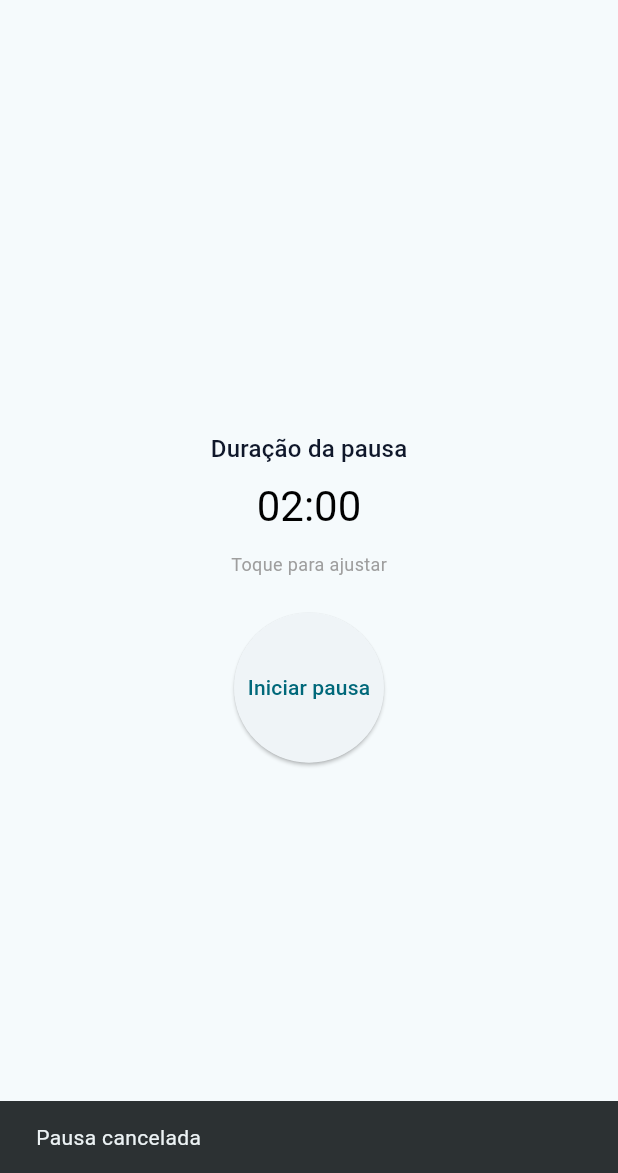
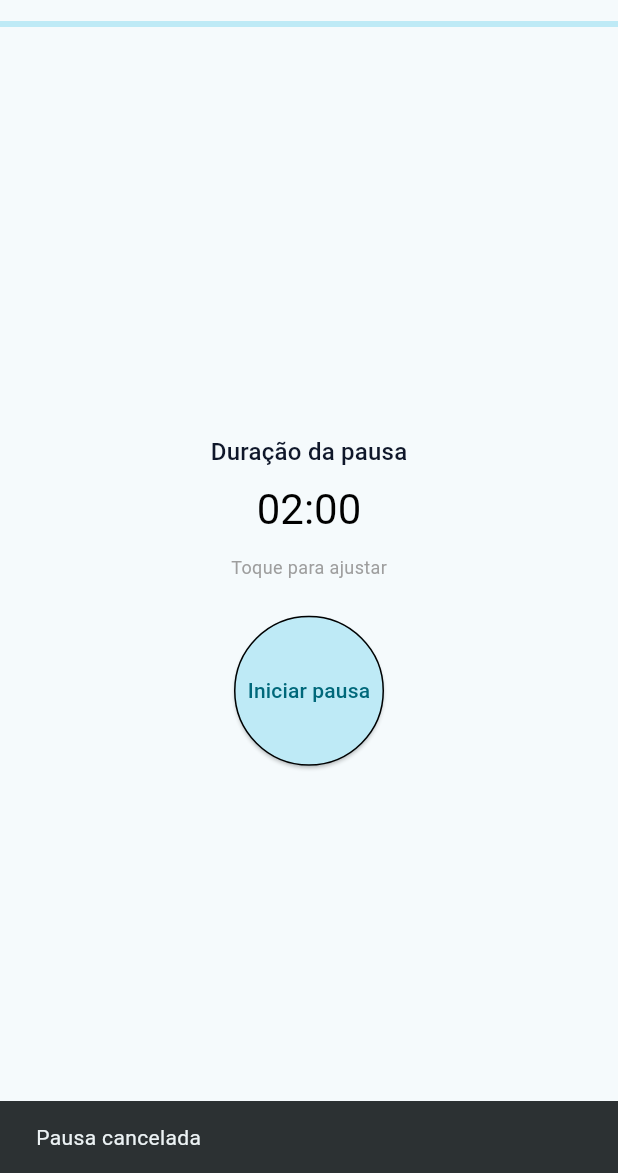
Before and after one commit to vitorthome-crypto/appZenBreak, a Flutter app: the HomePage screen opened by its route, after a tap on "Iniciar pausa", after a tap on "Cancelar", on a phone screen of 412 x 824 dp, the part 63-1236 px from its top. Run offline on Flutter 3.47's test engine with Material 3 defaults, Android fonts, the phone set to English and light mode, and no system bars; our stand-ins replace flutter_markdown, shared_preferences; accounts and stored records are empty.

Commit message:
ui: pulse animation, app name in circle, appbar top bar and button styling (calm color + black outline)

```diff
--- a/lib/pages/demo_page.dart
+++ b/lib/pages/demo_page.dart
@@ -32,6 +32,7 @@ class _DemoPageState extends State<DemoPage> {
             if (_finished)
               ElevatedButton(
                 onPressed: () => Navigator.pushReplacementNamed(context, '/policy-viewer'),
+                style: ElevatedButton.styleFrom(side: const BorderSide(color: Colors.black), backgroundColor: const Color(0xFFBEEAF6)),
                 child: const Text('Agendar lembrete / Ver políticas'),
               )
             else
--- a/lib/pages/home_page.dart
+++ b/lib/pages/home_page.dart
@@ -67,6 +67,8 @@ class _HomePageState extends State<HomePage> {
   @override
   Widget build(BuildContext context) {
     // prefs are loaded once in initState
+    final calmColor = const Color(0xFFBEEAF6); // baby blue calm
+
     return Scaffold(
       appBar: AppBar(
         title: const Text('ZenBreak'),
@@ -84,6 +86,10 @@ class _HomePageState extends State<HomePage> {
             ],
           )
         ],
+        bottom: PreferredSize(
+          preferredSize: const Size.fromHeight(4),
+          child: Container(color: calmColor, height: 4),
+        ),
       ),
       body: Center(
     child: _inSession
@@ -112,7 +118,12 @@ class _HomePageState extends State<HomePage> {
                       prefs.setPauseDurationSeconds(_selectedDurationSeconds);
                       _startSession();
                     },
-                    style: ElevatedButton.styleFrom(shape: const CircleBorder(), padding: const EdgeInsets.all(40)),
+                    style: ElevatedButton.styleFrom(
+                      shape: const CircleBorder(),
+                      padding: const EdgeInsets.all(40),
+                      backgroundColor: calmColor,
+                      side: const BorderSide(color: Colors.black),
+                    ),
                     child: const Text('Iniciar pausa', textAlign: TextAlign.center),
                   ),
                 ],
--- a/lib/widgets/breathing_session.dart
+++ b/lib/widgets/breathing_session.dart
@@ -11,36 +11,59 @@ class BreathingSession extends StatefulWidget {
   State<BreathingSession> createState() => _BreathingSessionState();
 }
 
-class _BreathingSessionState extends State<BreathingSession> with SingleTickerProviderStateMixin {
-  late final AnimationController _ctrl;
+class _BreathingSessionState extends State<BreathingSession> with TickerProviderStateMixin {
+  late final AnimationController _progressCtrl; // controls overall session progress (0..1)
+  late final AnimationController _pulseCtrl; // controls expand/retract pulse (repeat reverse)
+  late final Animation<double> _pulse;
 
   @override
   void initState() {
     super.initState();
     final total = widget.durationSeconds;
-    _ctrl = AnimationController(vsync: this, duration: Duration(seconds: total));
-    _ctrl.forward();
-    _ctrl.addStatusListener((s) {
+    // progress controller for the session length
+    _progressCtrl = AnimationController(vsync: this, duration: Duration(seconds: total));
+    _progressCtrl.forward();
+    _progressCtrl.addStatusListener((s) {
       if (s == AnimationStatus.completed) widget.onFinished?.call();
     });
+
+    // pulse controller: expand 5s, retract 5s -> repeat(reverse:true)
+    _pulseCtrl = AnimationController(vsync: this, duration: const Duration(seconds: 5));
+    _pulse = Tween<double>(begin: 0.0, end: 1.0).animate(CurvedAnimation(parent: _pulseCtrl, curve: Curves.easeInOut));
+    _pulseCtrl.repeat(reverse: true);
   }
 
   @override
   void dispose() {
-    _ctrl.dispose();
+    _progressCtrl.dispose();
+    _pulseCtrl.dispose();
     super.dispose();
   }
 
   @override
   Widget build(BuildContext context) {
     return AnimatedBuilder(
-      animation: _ctrl,
+      animation: Listenable.merge([_progressCtrl, _pulseCtrl]),
       builder: (context, child) {
-        final t = _ctrl.value; // 0..1
-        final radius = 40 + 80 * (0.5 - (0.5 - (t - t.floorToDouble())).abs());
+        final progress = _progressCtrl.value; // 0..1
+        final pulse = _pulse.value; // 0..1
+        // radius range matches previous visual: min 40, max 120
+        final minRadius = 40.0;
+        final maxRadius = 120.0;
+        final radius = minRadius + (maxRadius - minRadius) * pulse;
+
+        final remaining = (widget.durationSeconds * (1 - progress)).ceil();
+        final minutes = (remaining ~/ 60).clamp(0, 60);
+        final seconds = (remaining % 60).clamp(0, 59);
+        final timeStr = '${minutes.toString().padLeft(2, '0')}:${seconds.toString().padLeft(2, '0')}';
+
+        // Circle with app name centered
         return Center(
           child: Column(
             mainAxisAlignment: MainAxisAlignment.center,
+            children: [
+              Stack(
+                alignment: Alignment.center,
                 children: [
                   Container(
                     width: radius * 2,
@@ -50,29 +73,28 @@ class _BreathingSessionState extends State<BreathingSession> with SingleTickerPr
                       color: Theme.of(context).colorScheme.primary.withAlpha((0.15 * 255).round()),
                     ),
                   ),
+                  // App name inside circle
+                  Text('ZenBreak', style: Theme.of(context).textTheme.titleMedium?.copyWith(fontWeight: FontWeight.bold)),
+                ],
+              ),
               const SizedBox(height: 16),
-              // Mostrar tempo restante no formato MM:SS
-              Builder(builder: (context) {
-                final remaining = (widget.durationSeconds * (1 - _ctrl.value)).ceil();
-                final minutes = (remaining ~/ 60).clamp(0, 60);
-                final seconds = (remaining % 60).clamp(0, 59);
-                final timeStr = '${minutes.toString().padLeft(2, '0')}:${seconds.toString().padLeft(2, '0')}';
-                return Column(
+              Column(
                 children: [
                   Text(timeStr, style: Theme.of(context).textTheme.headlineSmall),
                   const SizedBox(height: 12),
                   // Mostrar botão de cancelar enquanto a sessão estiver rodando
-                    if (_ctrl.isAnimating)
-                      TextButton(
+                  if (_progressCtrl.isAnimating)
+                    OutlinedButton(
+                      style: OutlinedButton.styleFrom(side: const BorderSide(color: Colors.black)),
                       onPressed: () {
-                          _ctrl.stop();
+                        _progressCtrl.stop();
+                        _pulseCtrl.stop();
                         widget.onCancel?.call();
                       },
                       child: const Text('Cancelar', style: TextStyle(color: Colors.red)),
                     ),
                 ],
-                );
-              }),
+              ),
             ],
           ),
         );
```
Lines whose indentation alone changed are shown as unchanged.
